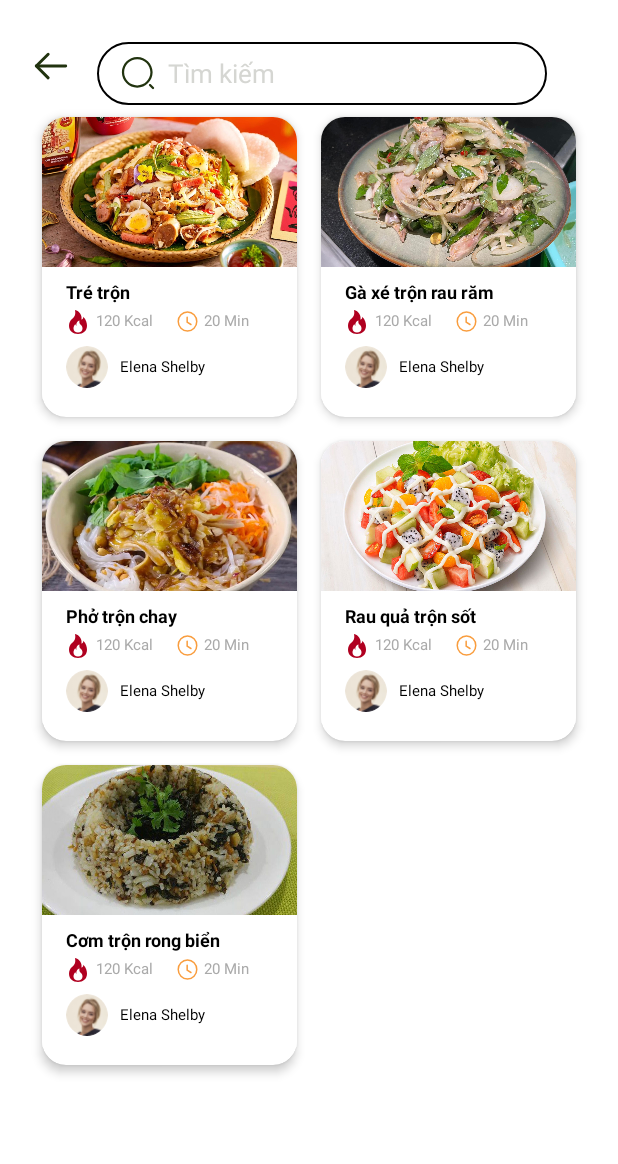
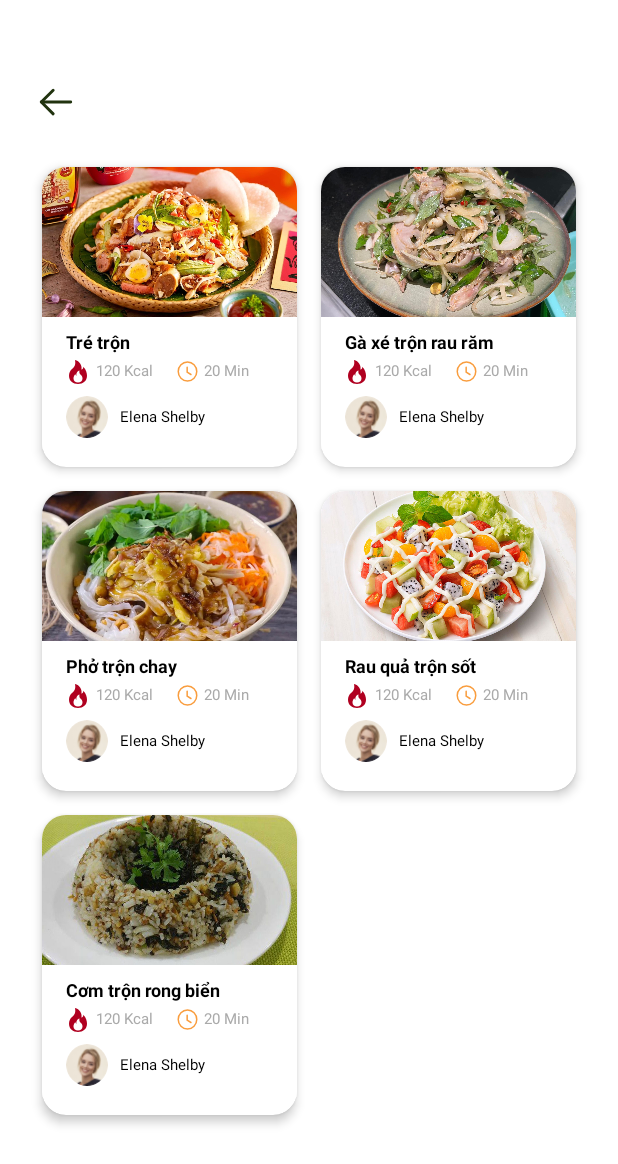
Before and after one commit to trangdo149/FlavourApp, an Android app: the fragment SearchFragment shown on its own in the app's theme, after a tap on "Món trộn", on a phone screen of 412 x 824 dp. Shown: the top 1164 px of the screen. Run offline under Robolectric (Android 15) with nearby library versions, the phone set to English and light mode, and no system bars.

Commit message:
sua lai tim kiem

```diff
--- a/app/src/main/res/layout/activity_search2.xml
+++ b/app/src/main/res/layout/activity_search2.xml
@@ -8,45 +8,26 @@
     android:background="@color/white">
 
 
-    <EditText
-        android:id="@+id/editTextSearch"
-        android:layout_width="300dp"
-        android:layout_height="42dp"
-        android:layout_marginTop="28dp"
-        android:background="@drawable/searchview"
-        android:drawableStart="@drawable/search_normal"
-        android:ems="10"
-        android:focusable="true"
-        android:hint="  Tìm kiếm "
-        android:inputType="textFilter"
-        android:paddingStart="15dp"
-        android:textColorHint="#D5D6D2"
-        android:textSize="17sp"
-        app:layout_constraintBottom_toTopOf="@+id/rvDanhmuc"
-        app:layout_constraintEnd_toEndOf="parent"
-        app:layout_constraintStart_toStartOf="@id/iconBack"
-        app:layout_constraintTop_toTopOf="parent" />
-
     <ImageView
         android:id="@+id/iconBack"
         android:layout_width="35dp"
         android:layout_height="31dp"
         android:layout_gravity="center"
-        android:layout_marginStart="10dp"
-        android:layout_marginEnd="5dp"
+        android:layout_marginStart="20dp"
+        android:layout_marginTop="52dp"
         android:layout_weight="0"
-        app:layout_constraintBottom_toBottomOf="@+id/editTextSearch"
-        app:layout_constraintEnd_toStartOf="@+id/editTextSearch"
         app:layout_constraintStart_toStartOf="parent"
-        app:layout_constraintTop_toTopOf="@+id/editTextSearch"
-        app:layout_constraintVertical_bias="0.0"
-        app:srcCompat="@drawable/arow_left" />
+        app:layout_constraintTop_toTopOf="parent"
+
+        app:srcCompat="@drawable/arow_left"
+        tools:ignore="MissingConstraints" />
 
     <androidx.recyclerview.widget.RecyclerView
         android:id="@+id/rvDanhmuc"
         android:layout_width="match_parent"
         android:layout_height="0dp"
         android:layout_marginStart="20dp"
+        android:layout_marginTop="20dp"
         android:layout_marginEnd="20dp"
         android:layout_marginBottom="24dp"
         android:gravity="center"
@@ -55,8 +36,7 @@
         app:layout_constraintEnd_toEndOf="parent"
         app:layout_constraintHorizontal_bias="0.0"
         app:layout_constraintStart_toStartOf="parent"
-        app:layout_constraintTop_toBottomOf="@+id/editTextSearch"
-        app:layout_constraintVertical_bias="0.0"
+        app:layout_constraintTop_toBottomOf="@+id/iconBack"
         tools:ignore="MissingConstraints"
         tools:listitem="@layout/card_recipe" />
 
```
Also changed, not shown: app/src/main/java/com/example/flavourapp/fragment/SearchFragment.kt (+28 -7 lines), app/src/main/res/layout/search2.xml (+6 -5 lines).
